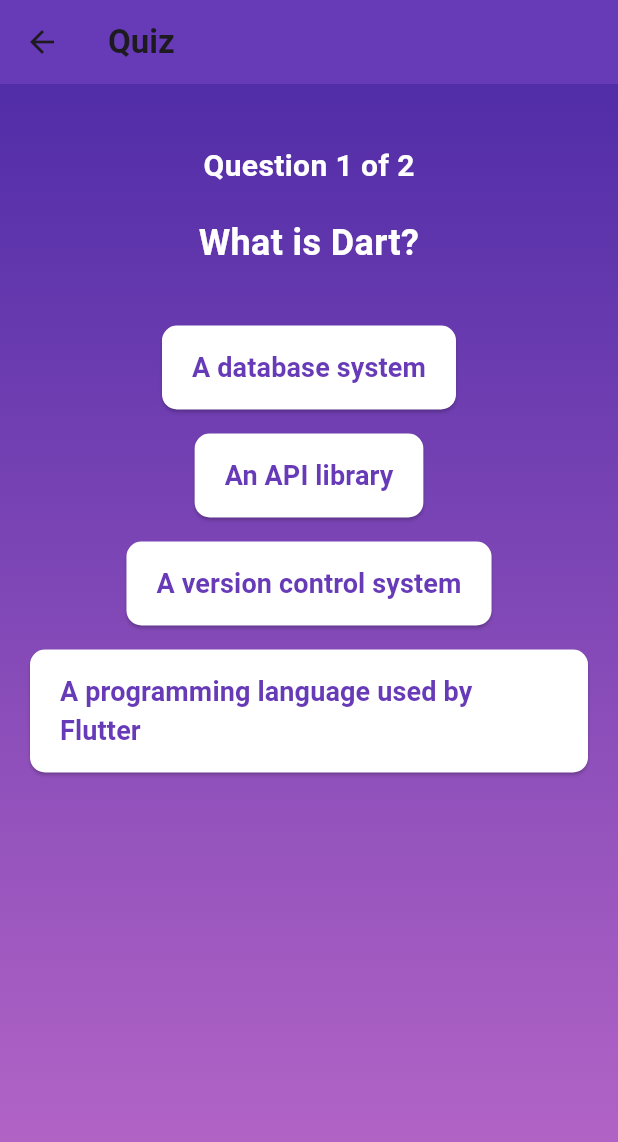
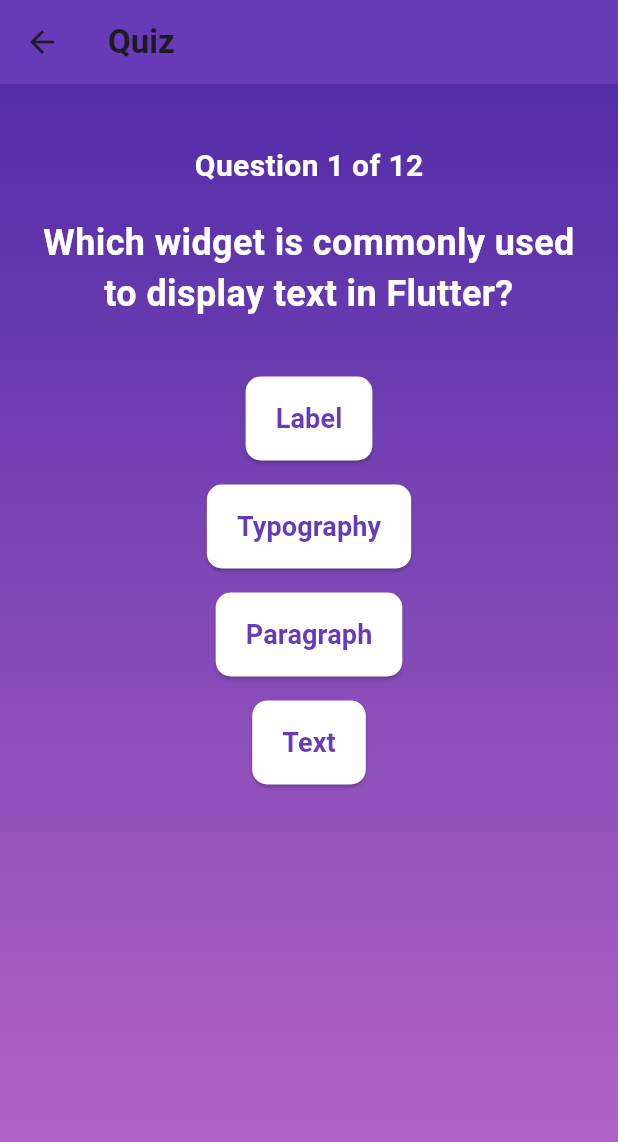
Before and after one commit to ferwarazaq/flashcard_quiz, a Flutter app: the QuizScreen screen opened directly, on a phone screen of 412 x 824 dp. Shown: the top 1142 px of the screen. Run offline on Flutter 3.47's test engine with Material 3 defaults, Android fonts, the phone set to English and light mode, and no system bars.

Commit message:
Initial commit

```diff
--- a/lib/quiz_screen.dart
+++ b/lib/quiz_screen.dart
@@ -19,6 +19,108 @@ class _QuizScreenState extends State<QuizScreen> {
       ],
       correctAnswer: 'A UI toolkit for building natively compiled applications',
     ),
+    Flashcard(
+      question: 'What language is primarily used for Flutter development?',
+      options: [
+        'Java',
+        'Dart',
+        'Python',
+        'Kotlin'
+      ],
+      correctAnswer: 'Dart',
+    ),
+    Flashcard(
+      question: 'Which company developed Flutter?',
+      options: [
+        'Apple',
+        'Facebook',
+        'Google',
+        'Microsoft'
+      ],
+      correctAnswer: 'Google',
+    ),
+    Flashcard(
+      question: 'Which of the following is used to manage Flutter packages?',
+      options: [
+        'npm',
+        'pub.dev',
+        'pip',
+        'composer'
+      ],
+      correctAnswer: 'pub.dev',
+    ),
+    Flashcard(
+      question: 'What is the command to create a new Flutter project?',
+      options: [
+        'flutter run',
+        'flutter new',
+        'flutter create',
+        'flutter init'
+      ],
+      correctAnswer: 'flutter create',
+    ),
+    Flashcard(
+      question: 'Which widget is used for creating a scrollable list in Flutter?',
+      options: [
+        'Container',
+        'Row',
+        'Column',
+        'ListView'
+      ],
+      correctAnswer: 'ListView',
+    ),
+    Flashcard(
+      question: 'What is the default file name for the entry point of a Flutter app?',
+      options: [
+        'index.dart',
+        'main.dart',
+        'app.dart',
+        'home.dart'
+      ],
+      correctAnswer: 'main.dart',
+    ),
+    Flashcard(
+      question: 'Which method is used to change the state of a StatefulWidget?',
+      options: [
+        'setState',
+        'build',
+        'dispose',
+        'initState'
+      ],
+      correctAnswer: 'setState',
+    ),
+    Flashcard(
+      question: 'What is the purpose of the “hot reload” feature in Flutter?',
+      options: [
+        'To restart the app from scratch',
+        'To quickly apply code changes without restarting the app',
+        'To clear cache',
+        'To update dependencies'
+      ],
+      correctAnswer: 'To quickly apply code changes without restarting the app',
+    ),
+    Flashcard(
+      question: 'What does the Flutter widget tree represent?',
+      options: [
+        'The database structure',
+        'The application’s visual layout',
+        'The backend logic',
+        'The project directory structure'
+      ],
+      correctAnswer: 'The application’s visual layout',
+    ),
+    Flashcard(
+      question: 'Which widget is commonly used to display text in Flutter?',
+      options: [
+        'Text',
+        'Label',
+        'Paragraph',
+        'Typography'
+      ],
+      correctAnswer: 'Text',
+    ),
+
+
     Flashcard(
       question: 'What is Dart?',
       options: [
```
